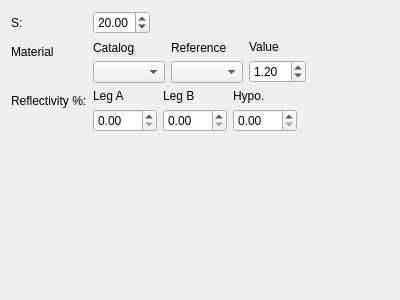
Old version of the form freecad/pyoptools/GUI/RightAnglePrism.ui in the repository cihologramas/freecad-pyoptools.
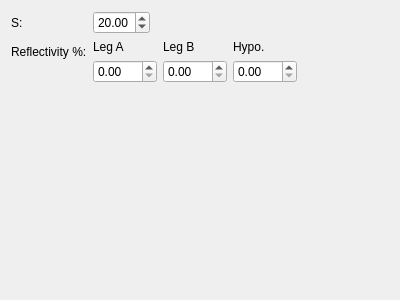
New version of the form.

Commit message:
All the dialogs to insert objects use now placementWidget and materialWidget
Code was added to be able to reuse custom widgets in the components dialogs. It mus be working now.

What changed in the file:
```diff
--- a/freecad/pyoptools/GUI/RightAnglePrism.ui
+++ b/freecad/pyoptools/GUI/RightAnglePrism.ui
@@ -37,76 +37,13 @@
       </widget>
      </item>
      <item row="1" column="0">
-      <widget class="QLabel" name="label_5">
-       <property name="text">
-        <string>Material</string>
-       </property>
-      </widget>
-     </item>
-     <item row="1" column="1">
-      <layout class="QHBoxLayout" name="horizontalLayout_2">
-       <item>
-        <layout class="QVBoxLayout" name="verticalLayout_4">
-         <item>
-          <widget class="QLabel" name="label_8">
-           <property name="text">
-            <string>Catalog</string>
-           </property>
-          </widget>
-         </item>
-         <item>
-          <widget class="QComboBox" name="Catalog"/>
-         </item>
-        </layout>
-       </item>
-       <item>
-        <layout class="QVBoxLayout" name="verticalLayout_5">
-         <item>
-          <widget class="QLabel" name="label_9">
-           <property name="text">
-            <string>Reference</string>
-           </property>
-          </widget>
-         </item>
-         <item>
-          <widget class="QComboBox" name="Reference"/>
-         </item>
-        </layout>
-       </item>
-       <item>
-        <layout class="QVBoxLayout" name="verticalLayout_2">
-         <item>
-          <widget class="QLabel" name="label_6">
-           <property name="text">
-            <string>Value</string>
-           </property>
-          </widget>
-         </item>
-         <item>
-          <widget class="QDoubleSpinBox" name="Value">
-           <property name="minimum">
-            <double>1.000000000000000</double>
-           </property>
-           <property name="singleStep">
-            <double>0.100000000000000</double>
-           </property>
-           <property name="value">
-            <double>1.200000000000000</double>
-           </property>
-          </widget>
-         </item>
-        </layout>
-       </item>
-      </layout>
-     </item>
-     <item row="2" column="0">
       <widget class="QLabel" name="label">
        <property name="text">
         <string>Reflectivity %:</string>
        </property>
       </widget>
      </item>
-     <item row="2" column="1">
+     <item row="1" column="1">
       <layout class="QHBoxLayout" name="horizontalLayout_5">
        <item>
         <layout class="QVBoxLayout" name="verticalLayout_6">
```
The commit also changes 26 other files.
